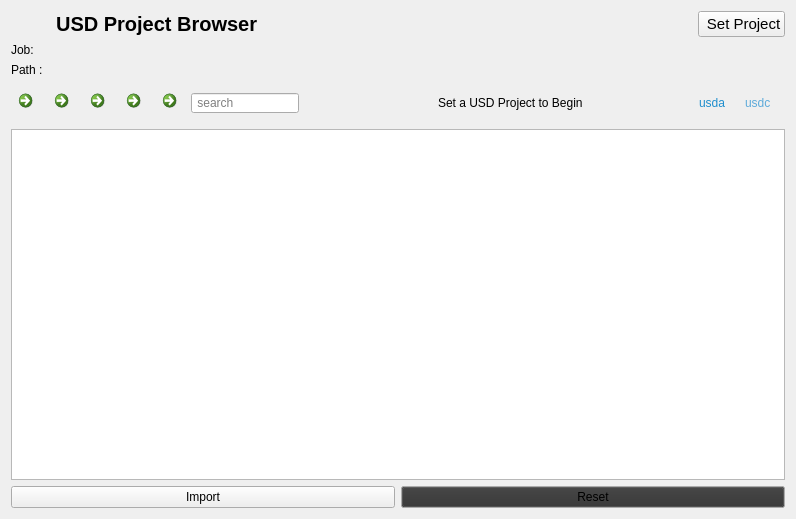
scmacoll/USDbrowserdrafts, file projectview.ui: the form before one commit.
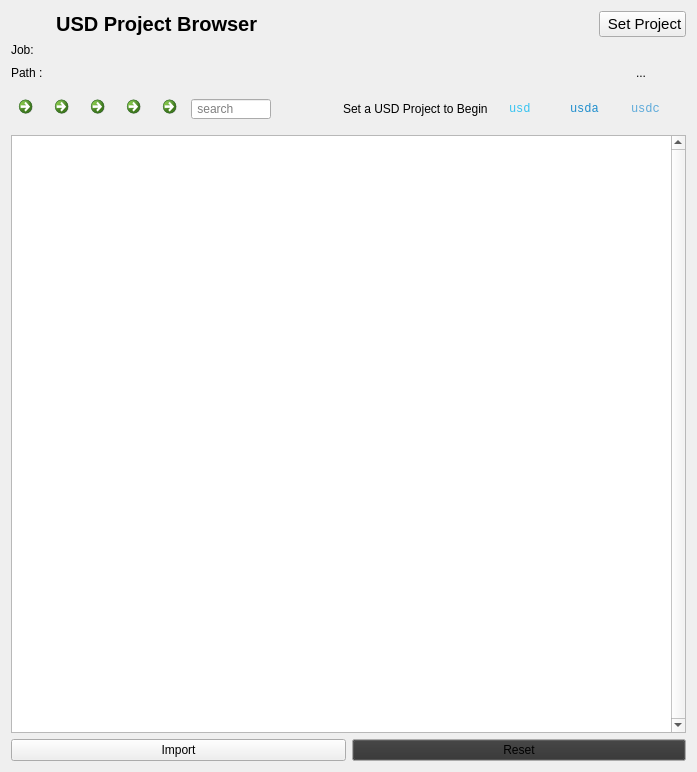
The form after the commit. Icons and pictures are not drawn.

Commit message: created 4x spacing for usd counts in item widget. now need to fix dynamic length spacing and usd label spacing alignment w/ usd counts in item widget.

The edit to the form file:
```diff
--- a/projectview.ui
+++ b/projectview.ui
@@ -9,8 +9,8 @@
    <rect>
     <x>0</x>
     <y>0</y>
-    <width>796</width>
-    <height>519</height>
+    <width>697</width>
+    <height>772</height>
    </rect>
   </property>
   <property name="sizePolicy">
@@ -31,7 +31,75 @@
   <layout class="QVBoxLayout" name="verticalLayout">
    <item>
     <layout class="QGridLayout" name="gridLayout_2">
-     <item row="8" column="0">
+     <item row="2" column="0">
+      <widget class="QLabel" name="jobpath">
+       <property name="text">
+        <string>Job:    </string>
+       </property>
+      </widget>
+     </item>
+     <item row="11" column="0">
+      <layout class="QHBoxLayout" name="horizontalLayout_3">
+       <item>
+        <widget class="QPushButton" name="importbtn">
+         <property name="text">
+          <string>Import</string>
+         </property>
+        </widget>
+       </item>
+       <item>
+        <widget class="QPushButton" name="resetbtn">
+         <property name="palette">
+          <palette>
+           <active>
+            <colorrole role="Button">
+             <brush brushstyle="SolidPattern">
+              <color alpha="255">
+               <red>55</red>
+               <green>55</green>
+               <blue>55</blue>
+              </color>
+             </brush>
+            </colorrole>
+           </active>
+           <inactive>
+            <colorrole role="Button">
+             <brush brushstyle="SolidPattern">
+              <color alpha="255">
+               <red>50</red>
+               <green>50</green>
+               <blue>50</blue>
+              </color>
+             </brush>
+            </colorrole>
+           </inactive>
+           <disabled>
+            <colorrole role="Button">
+             <brush brushstyle="SolidPattern">
+              <color alpha="255">
+               <red>55</red>
+               <green>55</green>
+               <blue>55</blue>
+              </color>
+             </brush>
+            </colorrole>
+           </disabled>
+          </palette>
+         </property>
+         <property name="autoFillBackground">
+          <bool>false</bool>
+         </property>
+         <property name="styleSheet">
+          <string notr="true"/>
+         </property>
+         <property name="text">
+          <string>Reset</string>
+         </property>
+        </widget>
+       </item>
+      </layout>
+     </item>
+     <item row="9" column="0">
       <layout class="QHBoxLayout" name="horizontalLayout_2">
        <item>
         <widget class="QCommandLinkButton" name="backbtn">
@@ -206,13 +274,13 @@
          </property>
          <property name="minimumSize">
           <size>
+           <width>40</width>
+           <height>0</height>
+          </size>
+         </property>
+         <property name="maximumSize">
+          <size>
            <width>80</width>
-           <height>0</height>
-          </size>
-         </property>
-         <property name="maximumSize">
-          <size>
-           <width>120</width>
            <height>20</height>
           </size>
          </property>
@@ -241,8 +309,8 @@
          </property>
         </widget>
        </item>
-       <item alignment="Qt::AlignLeft|Qt::AlignVCenter">
-        <widget class="QLabel" name="cmtlbl">
+       <item>
+        <widget class="QLabel" name="cmtlbl_2">
          <property name="sizePolicy">
           <sizepolicy hsizetype="Fixed" vsizetype="Fixed">
            <horstretch>0</horstretch>
@@ -282,6 +350,57 @@
          </property>
         </spacer>
        </item>
+       <item alignment="Qt::AlignTop">
+        <widget class="QLabel" name="usdlbl">
+         <property name="sizePolicy">
+          <sizepolicy hsizetype="Fixed" vsizetype="Fixed">
+           <horstretch>0</horstretch>
+           <verstretch>0</verstretch>
+          </sizepolicy>
+         </property>
+         <property name="minimumSize">
+          <size>
+           <width>40</width>
+           <height>40</height>
+          </size>
+         </property>
+         <property name="maximumSize">
+          <size>
+           <width>0</width>
+           <height>0</height>
+          </size>
+         </property>
+         <property name="font">
+          <font>
+           <family>Consolas</family>
+          </font>
+         </property>
+         <property name="styleSheet">
+          <string notr="true">QLabel {
+    color: #36C3F1;
+}</string>
+         </property>
+         <property name="text">
+          <string>usd</string>
+         </property>
+        </widget>
+       </item>
+       <item>
+        <spacer name="horizontalSpacer_2">
+         <property name="orientation">
+          <enum>Qt::Horizontal</enum>
+         </property>
+         <property name="sizeType">
+          <enum>QSizePolicy::Fixed</enum>
+         </property>
+         <property name="sizeHint" stdset="0">
+          <size>
+           <width>15</width>
+           <height>20</height>
+          </size>
+         </property>
+        </spacer>
+       </item>
        <item alignment="Qt::AlignTop">
         <widget class="QLabel" name="usdalbl">
          <property name="enabled">
@@ -305,6 +424,11 @@
            <height>0</height>
           </size>
          </property>
+         <property name="font">
+          <font>
+           <family>Consolas</family>
+          </font>
+         </property>
          <property name="styleSheet">
           <string notr="true">QLabel {
     color: #1F8ECD;
@@ -315,6 +439,22 @@
          </property>
         </widget>
        </item>
+       <item>
+        <spacer name="horizontalSpacer_3">
+         <property name="orientation">
+          <enum>Qt::Horizontal</enum>
+         </property>
+         <property name="sizeType">
+          <enum>QSizePolicy::Fixed</enum>
+         </property>
+         <property name="sizeHint" stdset="0">
+          <size>
+           <width>15</width>
+           <height>20</height>
+          </size>
+         </property>
+        </spacer>
+       </item>
        <item alignment="Qt::AlignTop">
         <widget class="QLabel" name="usdclbl">
          <property name="sizePolicy">
@@ -335,6 +475,11 @@
            <height>0</height>
           </size>
          </property>
+         <property name="font">
+          <font>
+           <family>Consolas</family>
+          </font>
+         </property>
          <property name="styleSheet">
           <string notr="true">QLabel{
     color: #5DAADA;
@@ -345,32 +490,89 @@
          </property>
         </widget>
        </item>
+       <item>
+        <spacer name="horizontalSpacer_4">
+         <property name="orientation">
+          <enum>Qt::Horizontal</enum>
+         </property>
+         <property name="sizeType">
+          <enum>QSizePolicy::Fixed</enum>
+         </property>
+         <property name="sizeHint" stdset="0">
+          <size>
+           <width>15</width>
+           <height>20</height>
+          </size>
+         </property>
+        </spacer>
+       </item>
       </layout>
      </item>
-     <item row="3" column="0">
-      <widget class="QLabel" name="projpath">
-       <property name="text">
-        <string>Path :  </string>
-       </property>
-      </widget>
+     <item row="7" column="0">
+      <layout class="QHBoxLayout" name="horizontalLayout_5">
+       <item>
+        <widget class="QLabel" name="projpath">
+         <property name="text">
+          <string>Path :  </string>
+         </property>
+        </widget>
+       </item>
+       <item alignment="Qt::AlignRight">
+        <widget class="QLabel" name="cmtlbl">
+         <property name="sizePolicy">
+          <sizepolicy hsizetype="Fixed" vsizetype="Fixed">
+           <horstretch>0</horstretch>
+           <verstretch>0</verstretch>
+          </sizepolicy>
+         </property>
+         <property name="minimumSize">
+          <size>
+           <width>0</width>
+           <height>0</height>
+          </size>
+         </property>
+         <property name="maximumSize">
+          <size>
+           <width>400</width>
+           <height>20</height>
+          </size>
+         </property>
+         <property name="text">
+          <string>...</string>
+         </property>
+        </widget>
+       </item>
+       <item>
+        <spacer name="horizontalSpacer_5">
+         <property name="orientation">
+          <enum>Qt::Horizontal</enum>
+         </property>
+         <property name="sizeType">
+          <enum>QSizePolicy::Fixed</enum>
+         </property>
+         <property name="sizeHint" stdset="0">
+          <size>
+           <width>40</width>
+           <height>20</height>
+          </size>
+         </property>
+        </spacer>
+       </item>
+      </layout>
      </item>
-     <item row="2" column="0">
-      <widget class="QLabel" name="jobpath">
-       <property name="text">
-        <string>Job:    </string>
-       </property>
-      </widget>
-     </item>
-     <item row="9" column="0">
+     <item row="10" column="0">
       <widget class="QListWidget" name="scenelist">
+       <property name="verticalScrollBarPolicy">
+        <enum>Qt::ScrollBarAlwaysOn</enum>
+       </property>
+       <property name="autoScrollMargin">
+        <number>16</number>
+       </property>
        <property name="viewMode">
         <enum>QListView::ListMode</enum>
        </property>
       </widget>
      </item>
-     <item row="7" column="0">
-      <layout class="QHBoxLayout" name="horizontalLayout_5"/>
-     </item>
      <item row="1" column="0">
       <layout class="QHBoxLayout" name="horizontalLayout">
        <item>
@@ -459,67 +661,6 @@
        </item>
       </layout>
      </item>
-     <item row="10" column="0">
-      <layout class="QHBoxLayout" name="horizontalLayout_3">
-       <item>
-        <widget class="QPushButton" name="importbtn">
-         <property name="text">
-          <string>Import</string>
-         </property>
-        </widget>
-       </item>
-       <item>
-        <widget class="QPushButton" name="resetbtn">
-         <property name="palette">
-          <palette>
-           <active>
-            <colorrole role="Button">
-             <brush brushstyle="SolidPattern">
-              <color alpha="255">
-               <red>55</red>
-               <green>55</green>
-               <blue>55</blue>
-              </color>
-             </brush>
-            </colorrole>
-           </active>
-           <inactive>
-            <colorrole role="Button">
-             <brush brushstyle="SolidPattern">
-              <color alpha="255">
-               <red>50</red>
-               <green>50</green>
-               <blue>50</blue>
-              </color>
-             </brush>
-            </colorrole>
-           </inactive>
-           <disabled>
-            <colorrole role="Button">
-             <brush brushstyle="SolidPattern">
-              <color alpha="255">
-               <red>55</red>
-               <green>55</green>
-               <blue>55</blue>
-              </color>
-             </brush>
-            </colorrole>
-           </disabled>
-          </palette>
-         </property>
-         <property name="autoFillBackground">
-          <bool>false</bool>
-         </property>
-         <property name="styleSheet">
-          <string notr="true"/>
-         </property>
-         <property name="text">
-          <string>Reset</string>
-         </property>
-        </widget>
-       </item>
-      </layout>
-     </item>
     </layout>
    </item>
   </layout>
```
The commit also changes 2 other files.
